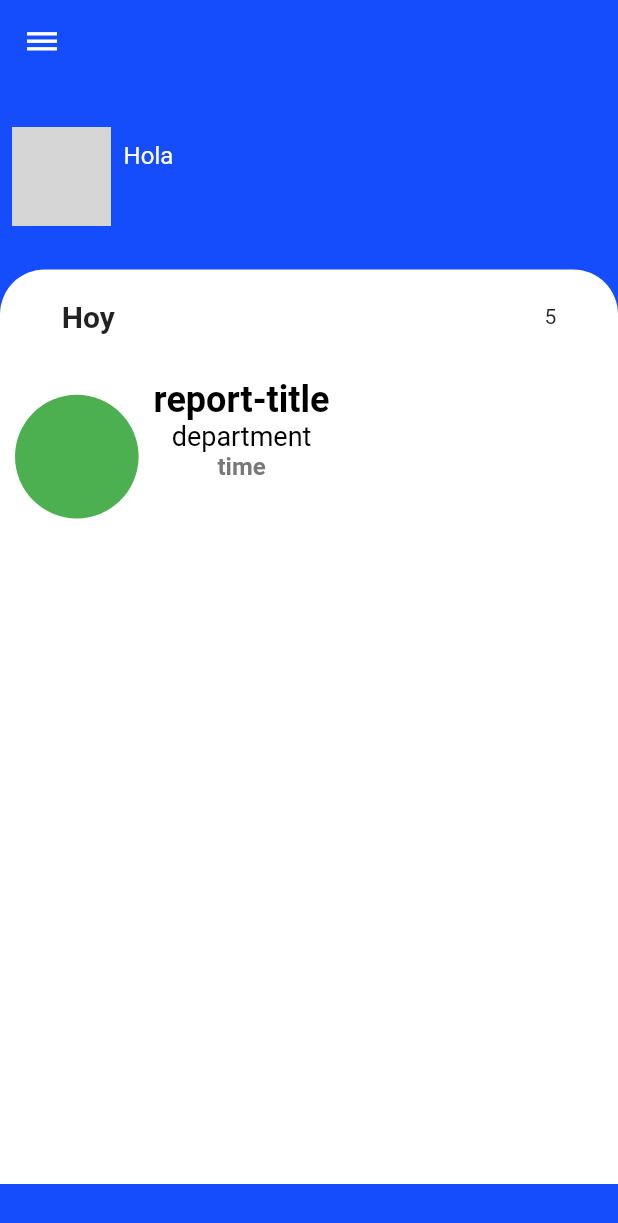
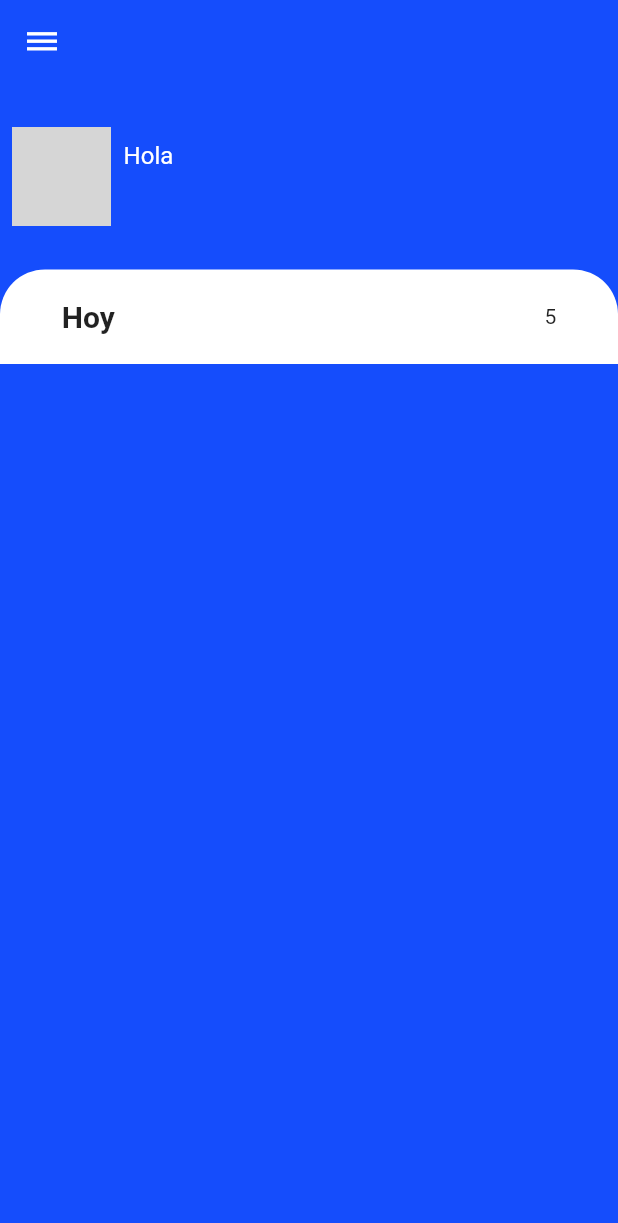
Before and after one commit to FernandoAHQ/SIOS_SITE, a Flutter app: the HomeScreen screen opened by its route, on a phone screen of 412 x 824 dp. Shown: the top 1223 px of the screen. Run offline on Flutter 3.47's test engine with Material 2 defaults, Android fonts, the phone set to English and light mode, and no system bars; our stand-ins replace flutter_secure_storage, socket_io_client; accounts and stored records are empty; network calls fail; grey boxes are pictures that could not be loaded.

Commit message:
WIP Reports List

```diff
--- a/lib/screens/home_screen.dart
+++ b/lib/screens/home_screen.dart
@@ -38,28 +38,9 @@ class HomeScreen extends StatelessWidget {
           },
         ),
 
-        // TODO: Mover el Circle avatar
-        // actions: [
-        //   Padding(
-        //     padding: const EdgeInsets.all(3),
-        //     child: ClipRRect(
-        //       borderRadius: BorderRadius.circular(100),
-        //         child: SizedBox(
-        //           height: size.height * 0.07,
-        //           width: size.height * 0.07,
-        //           child: FadeInImage(
-        //           placeholder: const AssetImage('assets/loading.gif'),
-        //           image: NetworkImage(user.image),
-        //           fit: BoxFit.cover,
-        //       ),
-        //         ),
-        //     ),
-        //   )
-        // ],
       ),
 
-      body: SingleChildScrollView(
-        child: Column(
+      body: Column(
         children: [
 
           Container(
@@ -101,7 +82,7 @@ class HomeScreen extends StatelessWidget {
               color: Apptheme.white,
               borderRadius: BorderRadius.only(topLeft: Radius.circular(30) ,topRight: Radius.circular(30))
             ),
-              height: size.height*.74,
+            // height: size.height*.75,
             width: double.infinity,
             child: Column(
               children: [
@@ -116,18 +97,15 @@ class HomeScreen extends StatelessWidget {
                   ),
                 ),
 
-                  Expanded(
-                    child: ListView.builder(
-                      itemCount: 1,
-                      itemBuilder: (_,int index) => _ReportCard()
-                    ),
-                  )
+                // ListView.builder(
+                //   itemCount: 1,
+                //   itemBuilder: (_,int index) => _ReportCard()
+                // )
 
               ],
             ),
           ),
         ],
-        ),
       ),
 
     );
@@ -135,8 +113,6 @@ class HomeScreen extends StatelessWidget {
 }
 
 class _ReportCard extends StatelessWidget {
-  _ReportCard({Key? key}) : super(key: key);
-
 
   @override
   Widget build(BuildContext context) {
@@ -146,7 +122,7 @@ class _ReportCard extends StatelessWidget {
     return Container(
 
       height: size.height*.15,
-      // color: Colors.blue,
+      color: Colors.blue,
       padding: const EdgeInsets.all(10),
 
       child: Row(
```
Also changed, not shown: 1 other file. Lines whose indentation alone changed are shown as unchanged.
